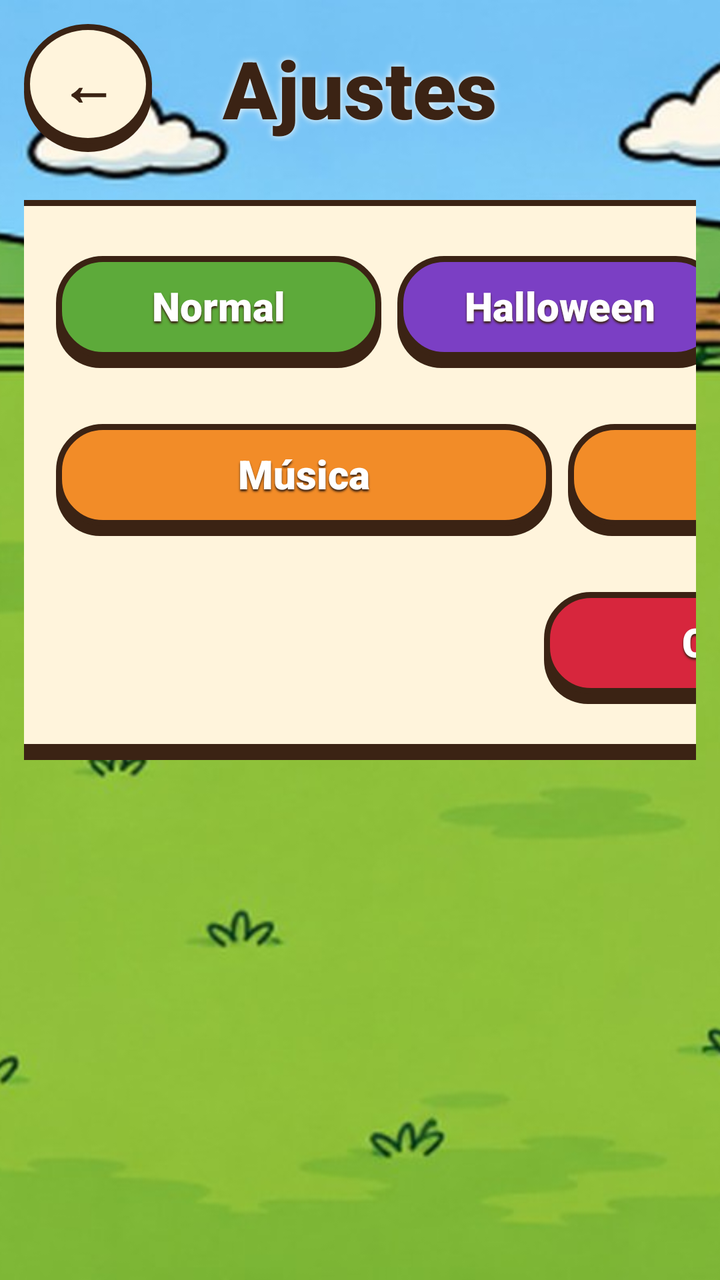
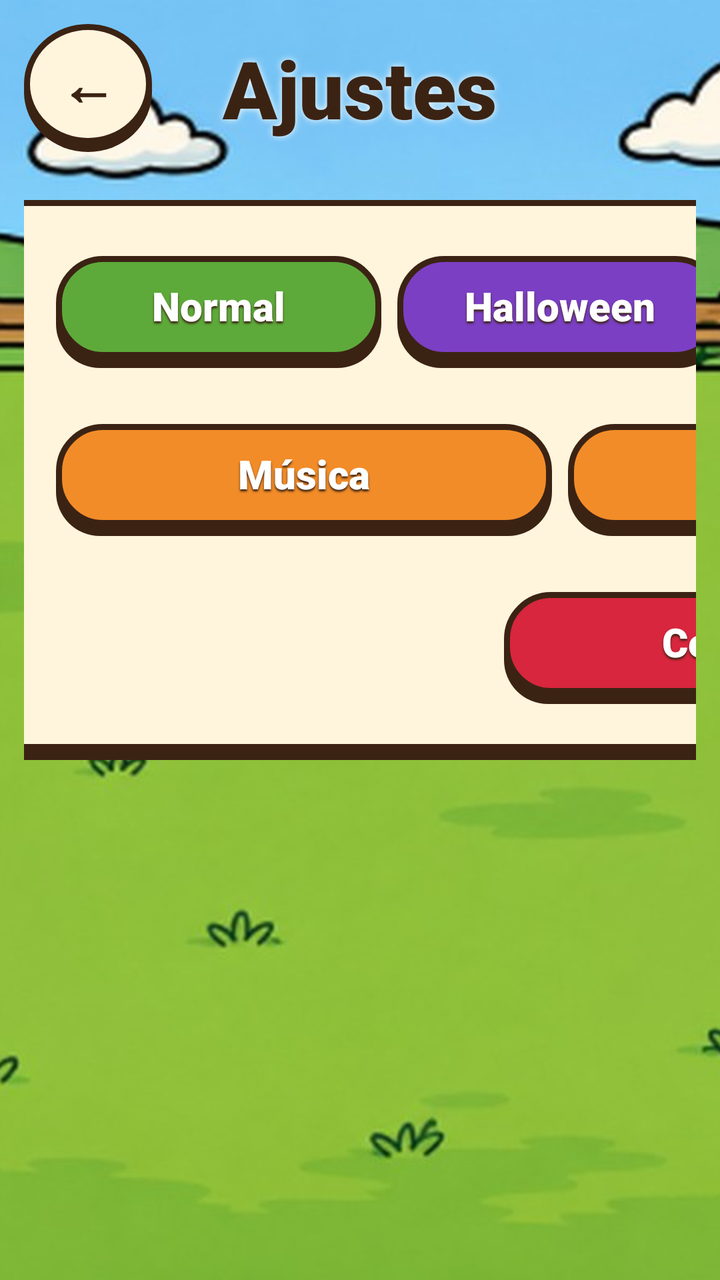

Before-and-after screenshots of an Android layout around one commit, followed by the original layout XML and the change that was made.
<!-- AndroidManifest.xml: application theme Theme.Topohit -->
<!-- res/layout/activity_ajustes.xml -->
<?xml version="1.0" encoding="utf-8"?>
<FrameLayout xmlns:android="http://schemas.android.com/apk/res/android"
    android:layout_width="match_parent"
    android:layout_height="match_parent">

    <ImageView
        android:id="@+id/imgFondo"
        android:layout_width="match_parent"
        android:layout_height="match_parent"
        android:scaleType="centerCrop"
        android:src="@drawable/fondo_partida_normal" />

    <LinearLayout
        android:layout_width="match_parent"
        android:layout_height="match_parent"
        android:orientation="vertical"
        android:padding="@dimen/margen_pequeno">

        <FrameLayout
            android:layout_width="match_parent"
            android:layout_height="wrap_content">

            <TextView
                android:id="@+id/btnAtras"
                style="@style/BotonRedondo"
                android:text="@string/atras" />

            <TextView
                android:id="@+id/lblTitulo"
                style="@style/Titulo"
                android:layout_width="match_parent"
                android:layout_height="wrap_content"
                android:layout_gravity="center_vertical"
                android:shadowColor="@color/blanco"
                android:shadowRadius="8"
                android:text="@string/ajustes" />
        </FrameLayout>

        <LinearLayout
            android:id="@+id/layPanel"
            android:layout_width="760dp"
            android:layout_height="wrap_content"
            android:layout_gravity="center_horizontal"
            android:layout_marginTop="@dimen/margen"
            android:background="@drawable/panel_crema"
            android:orientation="vertical"
            android:padding="28dp">

            
            <LinearLayout
                android:layout_width="match_parent"
                android:layout_height="wrap_content"
                android:gravity="center_vertical"
                android:orientation="horizontal">

                <TextView
                    android:id="@+id/lblTematica"
                    android:layout_width="200dp"
                    android:layout_height="wrap_content"
                    android:fontFamily="sans-serif-black"
                    android:text="@string/tematica"
                    android:textColor="@color/marron"
                    android:textSize="@dimen/texto_grande" />

                <TextView
                    android:id="@+id/btnTemaNormal"
                    style="@style/BotonJuego"
                    android:layout_width="0dp"
                    android:layout_height="@dimen/alto_boton_pequeno"
                    android:layout_marginEnd="8dp"
                    android:layout_weight="1"
                    android:background="@drawable/btn_verde"
                    android:text="@string/normal"
                    android:textSize="@dimen/texto_normal" />

                <TextView
                    android:id="@+id/btnTemaHalloween"
                    style="@style/BotonJuego"
                    android:layout_width="0dp"
                    android:layout_height="@dimen/alto_boton_pequeno"
                    android:layout_marginEnd="8dp"
                    android:layout_weight="1"
                    android:background="@drawable/btn_morado"
                    android:text="@string/halloween"
                    android:textSize="@dimen/texto_normal" />

                <TextView
                    android:id="@+id/btnTemaNavidad"
                    style="@style/BotonJuego"
                    android:layout_width="0dp"
                    android:layout_height="@dimen/alto_boton_pequeno"
                    android:layout_weight="1"
                    android:background="@drawable/btn_rojo"
                    android:text="@string/navidad"
                    android:textSize="@dimen/texto_normal" />
            </LinearLayout>

            
            <LinearLayout
                android:layout_width="match_parent"
                android:layout_height="wrap_content"
                android:layout_marginTop="28dp"
                android:gravity="center_vertical"
                android:orientation="horizontal">

                <TextView
                    android:id="@+id/lblSonido"
                    android:layout_width="200dp"
                    android:layout_height="wrap_content"
                    android:fontFamily="sans-serif-black"
                    android:text="@string/sonido"
                    android:textColor="@color/marron"
                    android:textSize="@dimen/texto_grande" />

                <TextView
                    android:id="@+id/btnMusica"
                    style="@style/BotonJuego"
                    android:layout_width="0dp"
                    android:layout_height="@dimen/alto_boton_pequeno"
                    android:layout_marginEnd="8dp"
                    android:layout_weight="1"
                    android:background="@drawable/btn_naranja"
                    android:text="@string/musica"
                    android:textSize="@dimen/texto_normal" />

                <TextView
                    android:id="@+id/btnEfectos"
                    style="@style/BotonJuego"
                    android:layout_width="0dp"
                    android:layout_height="@dimen/alto_boton_pequeno"
                    android:layout_weight="1"
                    android:background="@drawable/btn_naranja"
                    android:text="@string/efectos"
                    android:textSize="@dimen/texto_normal" />
            </LinearLayout>

            
            <LinearLayout
                android:id="@+id/laySesion"
                android:layout_width="match_parent"
                android:layout_height="wrap_content"
                android:layout_marginTop="28dp"
                android:gravity="center_vertical"
                android:orientation="horizontal">

                <TextView
                    android:id="@+id/lblUsuario"
                    android:layout_width="0dp"
                    android:layout_height="wrap_content"
                    android:layout_weight="1"
                    android:textColor="@color/marron"
                    android:textSize="@dimen/texto_normal" />

                <TextView
                    android:id="@+id/btnCerrarSesion"
                    style="@style/BotonJuego"
                    android:layout_width="260dp"
                    android:layout_height="@dimen/alto_boton_pequeno"
                    android:background="@drawable/btn_rojo"
                    android:text="@string/cerrar_sesion"
                    android:textSize="@dimen/texto_normal" />
            </LinearLayout>
        </LinearLayout>
    </LinearLayout>
</FrameLayout>
<!-- resources referenced by this layout -->
<resources>
  <color name="blanco">#FFFFFF</color>
  <color name="marron">#3B2314</color>
  <dimen name="alto_boton_pequeno">56dp</dimen>
  <dimen name="margen">24dp</dimen>
  <dimen name="margen_pequeno">12dp</dimen>
  <dimen name="texto_grande">26sp</dimen>
  <dimen name="texto_normal">20sp</dimen>
  <!-- drawable btn_rojo (drawable) -->
  <?xml version="1.0" encoding="utf-8"?>
  <layer-list xmlns:android="http://schemas.android.com/apk/res/android">
      <item android:top="5dp">
          <shape android:shape="rectangle">
              <corners android:radius="22dp" />
              <solid android:color="@color/marron" />
          </shape>
      </item>
      <item android:bottom="5dp">
          <shape android:shape="rectangle">
              <corners android:radius="22dp" />
              <solid android:color="@color/rojo" />
              <stroke android:width="3dp" android:color="@color/marron" />
          </shape>
      </item>
  </layer-list>
  <string name="ajustes">Ajustes</string>
  <string name="atras">←</string>
  <string name="cerrar_sesion">Cerrar sesión</string>
  <string name="efectos">Efectos</string>
  <string name="halloween">Halloween</string>
  <string name="musica">Música</string>
  <string name="navidad">Navidad</string>
  <string name="normal">Normal</string>
  <string name="sonido">Sonido</string>
  <string name="tematica">Temática</string>
  <style name="Titulo">
          <item name="android:textSize">@dimen/texto_titulo</item>
          <item name="android:fontFamily">sans-serif-black</item>
          <item name="android:textStyle">bold</item>
          <item name="android:textColor">@color/marron</item>
          <item name="android:gravity">center</item>
      </style>
  <style name="Theme.Topohit" parent="Theme.AppCompat.Light.NoActionBar">
          <item name="colorPrimary">@color/naranja</item>
          <item name="colorPrimaryDark">@color/marron</item>
          <item name="colorAccent">@color/verde</item>
          <item name="android:windowFullscreen">true</item>
          <item name="android:windowBackground">@color/verde</item>
      </style>
  <color name="morado">#7B3FC4</color>
  <color name="naranja">#F28C28</color>
  <color name="rojo">#D7263D</color>
  <color name="verde">#5DAA3A</color>
  <color name="crema">#FFF4DC</color>
  <dimen name="alto_boton">68dp</dimen>
  <dimen name="texto_boton">26sp</dimen>
  <dimen name="boton_redondo">64dp</dimen>
  <dimen name="texto_titulo_pequeno">28sp</dimen>
  <!-- drawable circulo_crema (drawable) -->
  <?xml version="1.0" encoding="utf-8"?>
  <layer-list xmlns:android="http://schemas.android.com/apk/res/android">
      <item android:top="4dp">
          <shape android:shape="oval"><solid android:color="@color/marron" /></shape>
      </item>
      <item android:bottom="4dp">
          <shape android:shape="oval">
              <solid android:color="@color/crema" />
              <stroke android:width="3dp" android:color="@color/marron" />
          </shape>
      </item>
  </layer-list>
  <dimen name="texto_titulo">40sp</dimen>
  <!-- unchanged entries left out for length: 7 -->
</resources>

<!-- the commit's change to res/layout/activity_ajustes.xml (unified diff, before → after) -->
@@ -4,9 +4,10 @@
     android:layout_height="match_parent">
 
     <ImageView
-        android:id="@+id/imgFondo"
+        android:id="@+id/ImgAjustesFondo"
         android:layout_width="match_parent"
         android:layout_height="match_parent"
+        android:contentDescription="@null"
         android:scaleType="centerCrop"
         android:src="@drawable/fondo_partida_normal" />
 
@@ -21,12 +22,12 @@
             android:layout_height="wrap_content">
 
             <TextView
-                android:id="@+id/btnAtras"
+                android:id="@+id/BtnAjustesAtras"
                 style="@style/BotonRedondo"
+                android:contentDescription="@string/volver"
                 android:text="@string/atras" />
 
             <TextView
-                android:id="@+id/lblTitulo"
                 style="@style/Titulo"
                 android:layout_width="match_parent"
                 android:layout_height="wrap_content"
@@ -37,16 +38,15 @@
         </FrameLayout>
 
         <LinearLayout
-            android:id="@+id/layPanel"
-            android:layout_width="760dp"
+            android:id="@+id/LayAjustesPanel"
+            android:layout_width="@dimen/ancho_panel_ajustes"
             android:layout_height="wrap_content"
             android:layout_gravity="center_horizontal"
             android:layout_marginTop="@dimen/margen"
             android:background="@drawable/panel_crema"
             android:orientation="vertical"
-            android:padding="28dp">
+            android:padding="@dimen/relleno_panel">
 
-            
             <LinearLayout
                 android:layout_width="match_parent"
                 android:layout_height="wrap_content"
@@ -54,97 +54,67 @@
                 android:orientation="horizontal">
 
                 <TextView
-                    android:id="@+id/lblTematica"
-                    android:layout_width="200dp"
-                    android:layout_height="wrap_content"
-                    android:fontFamily="sans-serif-black"
-                    android:text="@string/tematica"
-                    android:textColor="@color/marron"
-                    android:textSize="@dimen/texto_grande" />
+                    android:id="@+id/LblAjustesTematica"
+                    style="@style/EtiquetaAjuste"
+                    android:text="@string/tematica" />
 
                 <TextView
-                    android:id="@+id/btnTemaNormal"
-                    style="@style/BotonJuego"
-                    android:layout_width="0dp"
-                    android:layout_height="@dimen/alto_boton_pequeno"
-                    android:layout_marginEnd="8dp"
-                    android:layout_weight="1"
+                    android:id="@+id/BtnAjustesTemaNormal"
+                    style="@style/BotonTema"
+                    android:layout_marginEnd="@dimen/separacion_pequena"
                     android:background="@drawable/btn_verde"
-                    android:text="@string/normal"
-                    android:textSize="@dimen/texto_normal" />
+                    android:text="@string/normal" />
 
                 <TextView
-                    android:id="@+id/btnTemaHalloween"
-                    style="@style/BotonJuego"
-                    android:layout_width="0dp"
-                    android:layout_height="@dimen/alto_boton_pequeno"
-                    android:layout_marginEnd="8dp"
-                    android:layout_weight="1"
+                    android:id="@+id/BtnAjustesTemaHalloween"
+                    style="@style/BotonTema"
+                    android:layout_marginEnd="@dimen/separacion_pequena"
                     android:background="@drawable/btn_morado"
-                    android:text="@string/halloween"
-                    android:textSize="@dimen/texto_normal" />
+                    android:text="@string/halloween" />
 
                 <TextView
-                    android:id="@+id/btnTemaNavidad"
-                    style="@style/BotonJuego"
-                    android:layout_width="0dp"
-                    android:layout_height="@dimen/alto_boton_pequeno"
-                    android:layout_weight="1"
+                    android:id="@+id/BtnAjustesTemaNavidad"
+                    style="@style/BotonTema"
                     android:background="@drawable/btn_rojo"
-                    android:text="@string/navidad"
-                    android:textSize="@dimen/texto_normal" />
+                    android:text="@string/navidad" />
             </LinearLayout>
 
-            
             <LinearLayout
                 android:layout_width="match_parent"
                 android:layout_height="wrap_content"
-                android:layout_marginTop="28dp"
+                android:layout_marginTop="@dimen/relleno_panel"
                 android:gravity="center_vertical"
                 android:orientation="horizontal">
 
                 <TextView
-                    android:id="@+id/lblSonido"
-                    android:layout_width="200dp"
-                    android:layout_height="wrap_content"
-                    android:fontFamily="sans-serif-black"
-                    android:text="@string/sonido"
-                    android:textColor="@color/marron"
-                    android:textSize="@dimen/texto_grande" />
+                    android:id="@+id/LblAjustesSonido"
+                    style="@style/EtiquetaAjuste"
+                    android:text="@string/sonido" />
 
                 <TextView
-                    android:id="@+id/btnMusica"
-                    style="@style/BotonJuego"
-                    android:layout_width="0dp"
-                    android:layout_height="@dimen/alto_boton_pequeno"
-                    android:layout_marginEnd="8dp"
-                    android:layout_weight="1"
+                    android:id="@+id/BtnAjustesMusica"
+                    style="@style/BotonTema"
+                    android:layout_marginEnd="@dimen/separacion_pequena"
                     android:background="@drawable/btn_naranja"
-                    android:text="@string/musica"
-                    android:textSize="@dimen/texto_normal" />
+                    android:text="@string/musica" />
 
                 <TextView
-                    android:id="@+id/btnEfectos"
-                    style="@style/BotonJuego"
-                    android:layout_width="0dp"
-                    android:layout_height="@dimen/alto_boton_pequeno"
-                    android:layout_weight="1"
+                    android:id="@+id/BtnAjustesEfectos"
+                    style="@style/BotonTema"
                     android:background="@drawable/btn_naranja"
-                    android:text="@string/efectos"
-                    android:textSize="@dimen/texto_normal" />
+                    android:text="@string/efectos" />
             </LinearLayout>
 
-            
             <LinearLayout
-                android:id="@+id/laySesion"
+                android:id="@+id/LayAjustesSesion"
                 android:layout_width="match_parent"
                 android:layout_height="wrap_content"
-                android:layout_marginTop="28dp"
+                android:layout_marginTop="@dimen/relleno_panel"
                 android:gravity="center_vertical"
                 android:orientation="horizontal">
 
                 <TextView
-                    android:id="@+id/lblUsuario"
+                    android:id="@+id/LblAjustesUsuario"
                     android:layout_width="0dp"
                     android:layout_height="wrap_content"
                     android:layout_weight="1"
@@ -152,9 +122,9 @@
                     android:textSize="@dimen/texto_normal" />
 
                 <TextView
-                    android:id="@+id/btnCerrarSesion"
+                    android:id="@+id/BtnAjustesCerrarSesion"
                     style="@style/BotonJuego"
-                    android:layout_width="260dp"
+                    android:layout_width="@dimen/ancho_boton_mediano"
                     android:layout_height="@dimen/alto_boton_pequeno"
                     android:background="@drawable/btn_rojo"
                     android:text="@string/cerrar_sesion"
<!-- resource entries referenced after the edit -->
@@ -3,8 +3,12 @@
   <color name="blanco">#FFFFFF</color>
   <color name="marron">#3B2314</color>
   <dimen name="alto_boton_pequeno">56dp</dimen>
+  <dimen name="ancho_boton_mediano">280dp</dimen>
+  <dimen name="ancho_panel_ajustes">760dp</dimen>
   <dimen name="margen">24dp</dimen>
   <dimen name="margen_pequeno">12dp</dimen>
+  <dimen name="relleno_panel">28dp</dimen>
+  <dimen name="separacion_pequena">8dp</dimen>
   <dimen name="texto_grande">26sp</dimen>
   <dimen name="texto_normal">20sp</dimen>
   <!-- drawable btn_rojo (drawable) -->
@@ -34,6 +38,20 @@
   <string name="normal">Normal</string>
   <string name="sonido">Sonido</string>
   <string name="tematica">Temática</string>
+  <string name="volver">Volver</string>
+  <style name="BotonTema" parent="BotonJuego">
+          <item name="android:layout_width">0dp</item>
+          <item name="android:layout_height">@dimen/alto_boton_pequeno</item>
+          <item name="android:layout_weight">1</item>
+          <item name="android:textSize">@dimen/texto_normal</item>
+      </style>
+  <style name="EtiquetaAjuste">
+          <item name="android:layout_width">@dimen/ancho_etiqueta_ajuste</item>
+          <item name="android:layout_height">wrap_content</item>
+          <item name="android:fontFamily">sans-serif-black</item>
+          <item name="android:textColor">@color/marron</item>
+          <item name="android:textSize">@dimen/texto_grande</item>
+      </style>
   <style name="Titulo">
           <item name="android:textSize">@dimen/texto_titulo</item>
           <item name="android:fontFamily">sans-serif-black</item>
@@ -70,6 +88,7 @@
           </shape>
       </item>
   </layer-list>
+  <dimen name="ancho_etiqueta_ajuste">200dp</dimen>
   <dimen name="texto_titulo">40sp</dimen>
   <!-- unchanged entries left out for length: 7 -->
 </resources>
